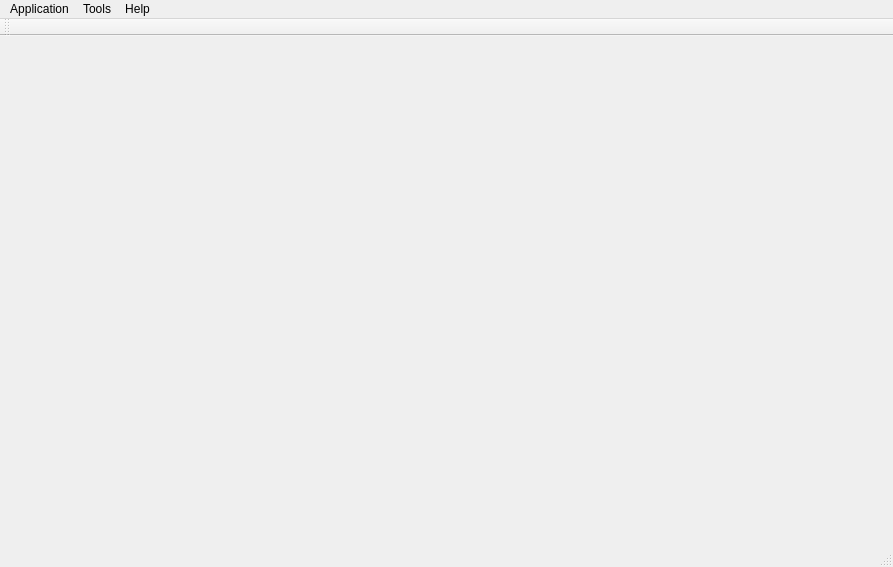
First picture: the form in mtrack/mainwindow.ui, repository kyledevans/Medicine-Track, before the edit.
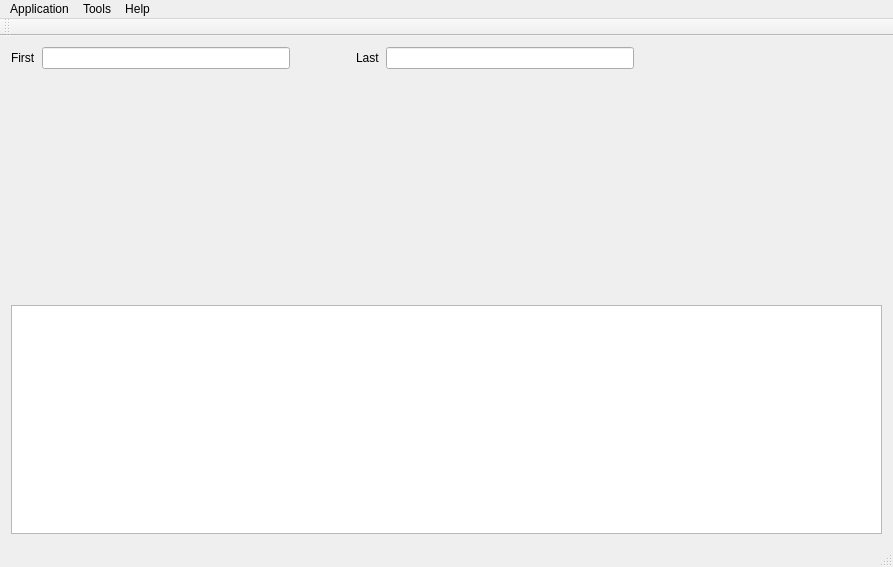
Second picture: the form after the edit.

Commit message: Started work on a basic patient search interface. 	modified:   mtrack/mainwindow.cpp 	modified:   mtrack/mainwindow.ui 	modified:   mtrack/mtrack.pro 	new file:   mtrack/patientsearch.cpp 	new file:   mtrack/patientsearch.h 	new file:   mtrack/patientsearch.ui

```diff
--- a/mtrack/mainwindow.ui
+++ b/mtrack/mainwindow.ui
@@ -13,7 +13,86 @@
   <property name="windowTitle">
    <string>Medicine Tracker</string>
   </property>
-  <widget class="QWidget" name="centralWidget"/>
+  <property name="documentMode">
+   <bool>true</bool>
+  </property>
+  <widget class="QWidget" name="centralWidget">
+   <layout class="QVBoxLayout" name="verticalLayout_2">
+    <item>
+     <layout class="QVBoxLayout" name="verticalLayout">
+      <item>
+       <layout class="QHBoxLayout" name="horizontalLayout_2">
+        <item>
+         <widget class="QLabel" name="label">
+          <property name="text">
+           <string>First</string>
+          </property>
+         </widget>
+        </item>
+        <item>
+         <widget class="QLineEdit" name="lineEdit"/>
+        </item>
+        <item>
+         <spacer name="horizontalSpacer">
+          <property name="orientation">
+           <enum>Qt::Horizontal</enum>
+          </property>
+          <property name="sizeType">
+           <enum>QSizePolicy::Fixed</enum>
+          </property>
+          <property name="sizeHint" stdset="0">
+           <size>
+            <width>60</width>
+            <height>20</height>
+           </size>
+          </property>
+         </spacer>
+        </item>
+        <item>
+         <widget class="QLabel" name="label_2">
+          <property name="text">
+           <string>Last</string>
+          </property>
+         </widget>
+        </item>
+        <item>
+         <widget class="QLineEdit" name="lineEdit_2"/>
+        </item>
+        <item>
+         <spacer name="horizontalSpacer_2">
+          <property name="orientation">
+           <enum>Qt::Horizontal</enum>
+          </property>
+          <property name="sizeHint" stdset="0">
+           <size>
+            <width>40</width>
+            <height>20</height>
+           </size>
+          </property>
+         </spacer>
+        </item>
+       </layout>
+      </item>
+      <item>
+       <spacer name="verticalSpacer">
+        <property name="orientation">
+         <enum>Qt::Vertical</enum>
+        </property>
+        <property name="sizeHint" stdset="0">
+         <size>
+          <width>20</width>
+          <height>40</height>
+         </size>
+        </property>
+       </spacer>
+      </item>
+      <item>
+       <widget class="QTableWidget" name="tableWidget"/>
+      </item>
+     </layout>
+    </item>
+   </layout>
+  </widget>
   <widget class="QMenuBar" name="menuBar">
    <property name="geometry">
     <rect>
```
The commit also changes 5 other files.
